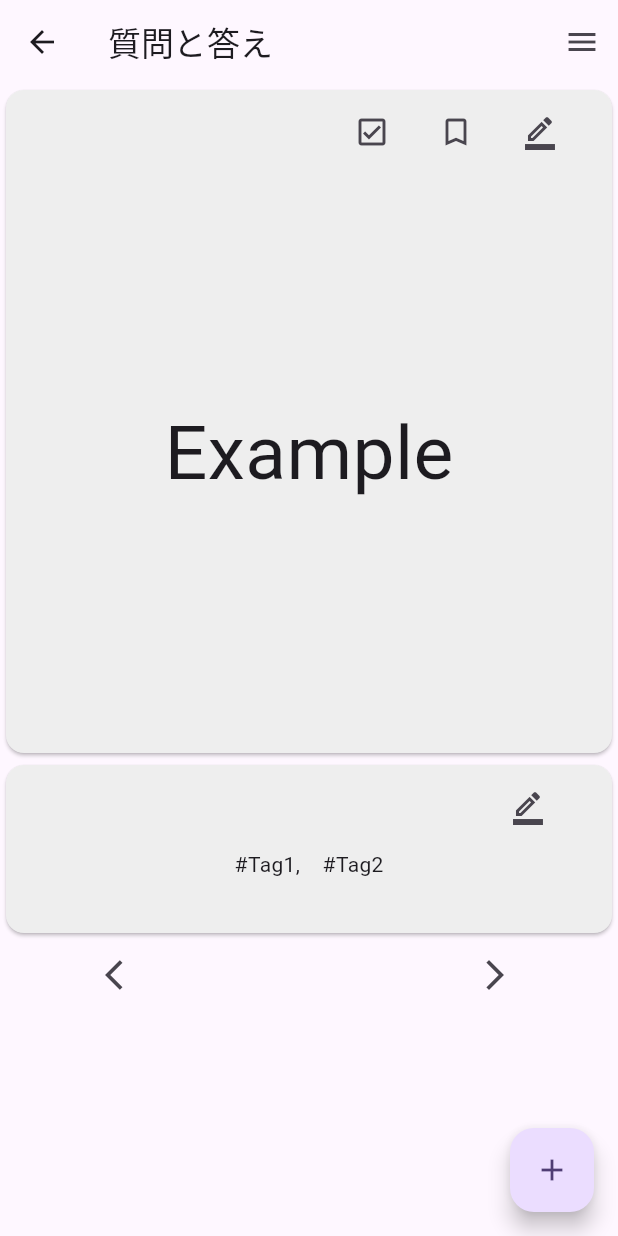
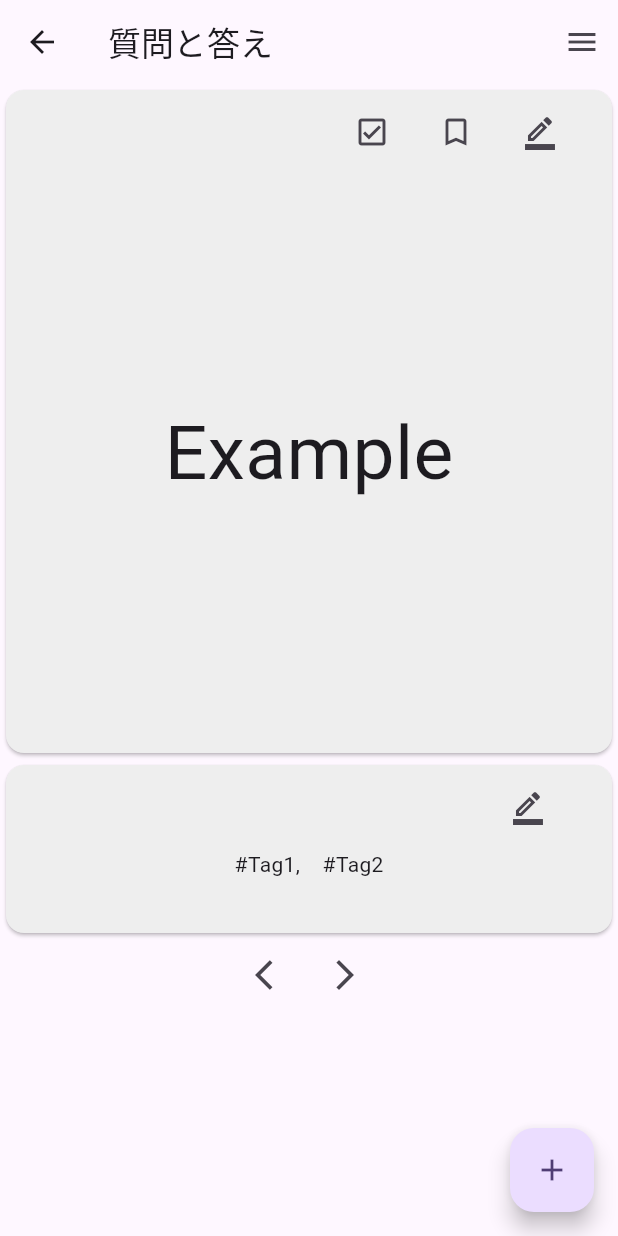
Before and after one commit to yudai-kdix/trackjobHackathon, a Flutter app: the WordAnswerView screen opened directly with empty values, on a phone screen of 412 x 824 dp. Run offline on Flutter 3.47's test engine with Material 3 defaults, Android fonts, the phone set to English and light mode, and no system bars; our stand-ins replace flutter_local_notifications, sqflite; accounts and stored records are empty.

```diff
--- a/lib/main.dart
+++ b/lib/main.dart
@@ -1,4 +1,5 @@
 import 'package:flutter/material.dart';
+import 'package:trackjob2024/services/notification_service.dart';
 import 'package:trackjob2024/views/add_word_view.dart';
 import 'package:trackjob2024/views/question_list_view.dart';
 import 'package:trackjob2024/views/settings_view.dart';
--- a/lib/services/database_helper.dart
+++ b/lib/services/database_helper.dart
@@ -42,10 +42,13 @@ class DatabaseHelper {
           ''');
   }
    // CRUD操作
+
+  // データの保存
   Future<int> insertWord(Word word) async {
     Database db = await database;
     return await db.insert(table, word.toMap());
   }
+  // データの取得
   Future<Word?> queryWord(int id) async {
     Database db = await database;
     List<Map> maps = await db.query(table,
@@ -57,15 +60,18 @@ class DatabaseHelper {
     }
     return null;
   }
+  // データの更新
   Future<int> updateWord(Word word) async {
     Database db = await database;
     return await db
         .update(table, word.toMap(), where: 'id = ?', whereArgs: [word.id]);
   }
+  // データの削除
   Future<int> deleteWord(int id) async {
     Database db = await database;
     return await db.delete(table, where: 'id = ?', whereArgs: [id]);
   }
+  // 全データの取得
   Future<List<Word>> queryAllWords() async {
     Database db = await database;
     List<Map> maps = await db.query(table);
--- a/lib/views/word_answer_view.dart
+++ b/lib/views/word_answer_view.dart
@@ -199,7 +199,7 @@ class _WordAnswerViewState extends State<WordAnswerView> {
                   (id > 0) ? Navigator.push(context, MaterialPageRoute(builder: (context) => WordAnswerView(checkList: pre_id))):null;
                 },
               ),
-              SizedBox(width: 200),
+              // SizedBox(width: 200),
               IconButton(
                 icon: Icon(Icons.arrow_forward_ios),
                 onPressed: () =>
```
